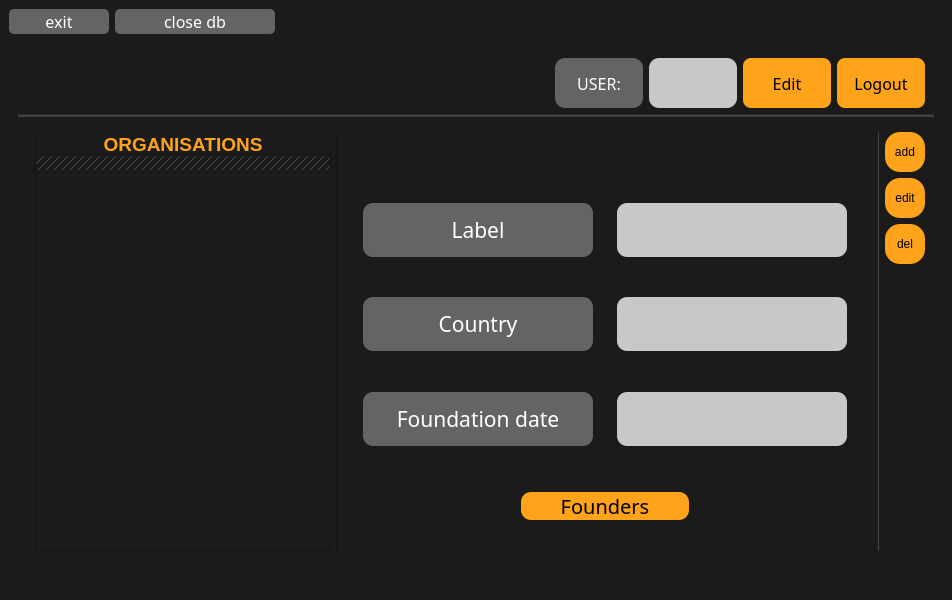
This is lab10-qt/project/mainwindow.ui in mmxxon/progbase3 as Qt 5 draws it before an edit. The edited form follows.
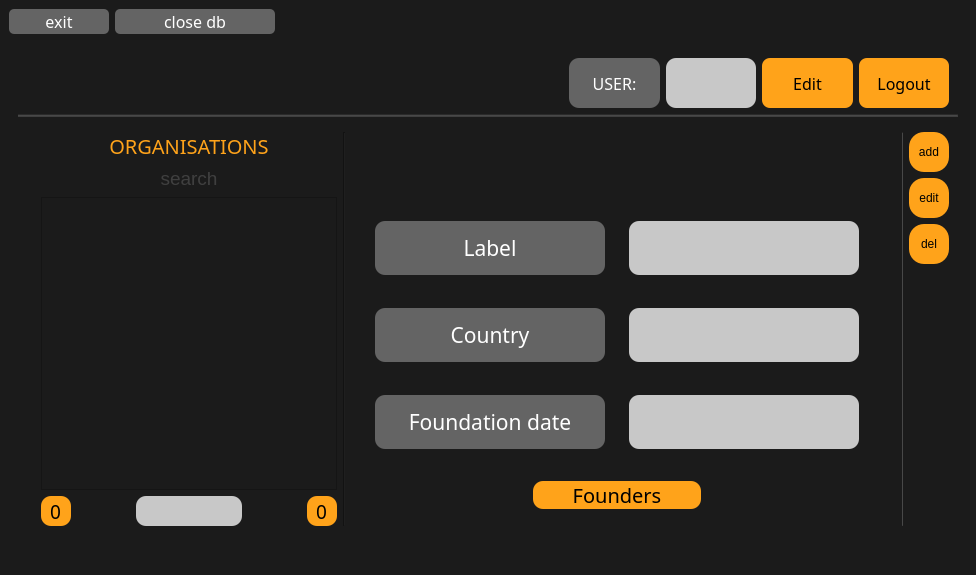
This is the edited form. The open tabs and pages were chosen to show the change.

The edit to the form file:
```diff
--- a/lab10-qt/project/mainwindow.ui
+++ b/lab10-qt/project/mainwindow.ui
@@ -6,8 +6,8 @@
    <rect>
     <x>0</x>
     <y>0</y>
-    <width>952</width>
-    <height>600</height>
+    <width>976</width>
+    <height>575</height>
    </rect>
   </property>
   <property name="windowTitle">
@@ -392,7 +392,7 @@
            </spacer>
           </item>
           <item>
-           <layout class="QVBoxLayout" name="login_block">
+           <layout class="QVBoxLayout" name="fields_inner">
             <item>
              <widget class="QLabel" name="Login_label">
               <property name="sizePolicy">
@@ -768,7 +768,7 @@
       <widget class="QWidget" name="items_menu">
        <layout class="QVBoxLayout" name="verticalLayout_6">
         <item>
-         <layout class="QHBoxLayout" name="horizontalLayout">
+         <layout class="QHBoxLayout" name="login_block">
           <property name="leftMargin">
            <number>9</number>
           </property>
@@ -860,7 +860,7 @@
            </spacer>
           </item>
           <item>
-           <widget class="QLabel" name="user_label">
+           <widget class="QLabel" name="ent_user_label">
             <property name="enabled">
              <bool>true</bool>
             </property>
@@ -897,7 +897,7 @@
            </widget>
           </item>
           <item>
-           <widget class="QLabel" name="user_login">
+           <widget class="QLabel" name="ent_user">
             <property name="enabled">
              <bool>true</bool>
             </property>
@@ -933,7 +933,7 @@
            </widget>
           </item>
           <item>
-           <widget class="QPushButton" name="edit_user">
+           <widget class="QPushButton" name="ent_user_edit">
             <property name="enabled">
              <bool>false</bool>
             </property>
@@ -985,7 +985,7 @@
            </widget>
           </item>
           <item>
-           <widget class="QPushButton" name="logout">
+           <widget class="QPushButton" name="ent_user_logout">
             <property name="enabled">
              <bool>false</bool>
             </property>
@@ -1111,93 +1111,234 @@
                </spacer>
               </item>
               <item>
-               <widget class="QListWidget" name="org_list">
-                <property name="enabled">
-                 <bool>true</bool>
-                </property>
-                <property name="minimumSize">
-                 <size>
-                  <width>296</width>
-                  <height>206</height>
-                 </size>
-                </property>
-                <property name="font">
-                 <font>
-                  <family>Arial</family>
-                 </font>
-                </property>
-                <property name="styleSheet">
-                 <string notr="true">background: rgb(27, 27, 27);
+               <layout class="QVBoxLayout" name="verticalLayout_12">
+                <item>
+                 <widget class="QLabel" name="org_list_label">
+                  <property name="font">
+                   <font>
+                    <family>Arial Black</family>
+                    <pointsize>15</pointsize>
+                   </font>
+                  </property>
+                  <property name="styleSheet">
+                   <string notr="true">color: rgb(255, 163, 26);</string>
+                  </property>
+                  <property name="text">
+                   <string>ORGANISATIONS</string>
+                  </property>
+                  <property name="alignment">
+                   <set>Qt::AlignCenter</set>
+                  </property>
+                 </widget>
+                </item>
+                <item>
+                 <widget class="QLineEdit" name="org_search">
+                  <property name="sizePolicy">
+                   <sizepolicy hsizetype="Expanding" vsizetype="Maximum">
+                    <horstretch>0</horstretch>
+                    <verstretch>0</verstretch>
+                   </sizepolicy>
+                  </property>
+                  <property name="minimumSize">
+                   <size>
+                    <width>0</width>
+                    <height>20</height>
+                   </size>
+                  </property>
+                  <property name="font">
+                   <font>
+                    <family>Arial</family>
+                    <pointsize>14</pointsize>
+                   </font>
+                  </property>
+                  <property name="styleSheet">
+                   <string notr="true">color: rgb(100, 100, 100);
+border-radius:10px;</string>
+                  </property>
+                  <property name="maxLength">
+                   <number>30</number>
+                  </property>
+                  <property name="alignment">
+                   <set>Qt::AlignCenter</set>
+                  </property>
+                  <property name="placeholderText">
+                   <string>search</string>
+                  </property>
+                 </widget>
+                </item>
+                <item>
+                 <widget class="QListWidget" name="orgs_list">
+                  <property name="enabled">
+                   <bool>true</bool>
+                  </property>
+                  <property name="minimumSize">
+                   <size>
+                    <width>296</width>
+                    <height>206</height>
+                   </size>
+                  </property>
+                  <property name="font">
+                   <font>
+                    <family>Arial</family>
+                   </font>
+                  </property>
+                  <property name="styleSheet">
+                   <string notr="true">background: rgb(27, 27, 27);
 color: rgb(255, 255, 255);
 QListView::item:selected { background:  rgb(255, 163, 26); color: rgb(0, 0, 0)}</string>
-                </property>
-                <property name="tabKeyNavigation">
-                 <bool>true</bool>
-                </property>
-                <property name="textElideMode">
-                 <enum>Qt::ElideRight</enum>
-                </property>
-                <property name="viewMode">
-                 <enum>QListView::ListMode</enum>
-                </property>
-                <property name="selectionRectVisible">
-                 <bool>false</bool>
-                </property>
-                <item>
-                 <property name="text">
-                  <string>ORGANISATIONS</string>
-                 </property>
-                 <property name="font">
-                  <font>
-                   <family>Arial</family>
-                   <pointsize>14</pointsize>
-                   <weight>75</weight>
-                   <bold>true</bold>
-                  </font>
-                 </property>
-                 <property name="textAlignment">
-                  <set>AlignCenter</set>
-                 </property>
-                 <property name="background">
-                  <brush brushstyle="NoBrush">
-                   <color alpha="255">
-                    <red>108</red>
-                    <green>108</green>
-                    <blue>108</blue>
-                   </color>
-                  </brush>
-                 </property>
-                 <property name="foreground">
-                  <brush brushstyle="SolidPattern">
-                   <color alpha="255">
-                    <red>255</red>
-                    <green>163</green>
-                    <blue>26</blue>
-                   </color>
-                  </brush>
-                 </property>
-                 <property name="flags">
-                  <set>NoItemFlags</set>
-                 </property>
+                  </property>
+                  <property name="tabKeyNavigation">
+                   <bool>true</bool>
+                  </property>
+                  <property name="textElideMode">
+                   <enum>Qt::ElideRight</enum>
+                  </property>
+                  <property name="viewMode">
+                   <enum>QListView::ListMode</enum>
+                  </property>
+                  <property name="selectionRectVisible">
+                   <bool>false</bool>
+                  </property>
+                 </widget>
                 </item>
                 <item>
-                 <property name="text">
-                  <string/>
-                 </property>
-                 <property name="background">
-                  <brush brushstyle="BDiagPattern">
-                   <color alpha="255">
-                    <red>79</red>
-                    <green>80</green>
-                    <blue>80</blue>
-                   </color>
-                  </brush>
-                 </property>
-                 <property name="flags">
-                  <set>NoItemFlags</set>
-                 </property>
+                 <layout class="QHBoxLayout" name="horizontalLayout_5">
+                  <item>
+                   <widget class="QSpinBox" name="org_prev">
+                    <property name="minimumSize">
+                     <size>
+                      <width>30</width>
+                      <height>30</height>
+                     </size>
+                    </property>
+                    <property name="font">
+                     <font>
+                      <family>Arial Black</family>
+                      <pointsize>14</pointsize>
+                     </font>
+                    </property>
+                    <property name="focusPolicy">
+                     <enum>Qt::NoFocus</enum>
+                    </property>
+                    <property name="styleSheet">
+                     <string notr="true">background-color: rgb(255, 163, 26);
+border-radius:10px;
+color: rgb(0, 0, 0);
+</string>
+                    </property>
+                    <property name="frame">
+                     <bool>true</bool>
+                    </property>
+                    <property name="alignment">
+                     <set>Qt::AlignCenter</set>
+                    </property>
+                    <property name="readOnly">
+                     <bool>true</bool>
+                    </property>
+                    <property name="buttonSymbols">
+                     <enum>QAbstractSpinBox::NoButtons</enum>
+                    </property>
+                    <property name="minimum">
+                     <number>0</number>
+                    </property>
+                    <property name="maximum">
+                     <number>1</number>
+                    </property>
+                   </widget>
+                  </item>
+                  <item>
+                   <spacer name="horizontalSpacer_7">
+                    <property name="orientation">
+                     <enum>Qt::Horizontal</enum>
+                    </property>
+                    <property name="sizeHint" stdset="0">
+                     <size>
+                      <width>40</width>
+                      <height>20</height>
+                     </size>
+                    </property>
+                   </spacer>
+                  </item>
+                  <item>
+                   <widget class="QLineEdit" name="org_page">
+                    <property name="sizePolicy">
+                     <sizepolicy hsizetype="Expanding" vsizetype="Maximum">
+                      <horstretch>0</horstretch>
+                      <verstretch>0</verstretch>
+                     </sizepolicy>
+                    </property>
+                    <property name="minimumSize">
+                     <size>
+                      <width>0</width>
+                      <height>30</height>
+                     </size>
+                    </property>
+                    <property name="styleSheet">
+                     <string notr="true">color: rgb(50, 50, 50);
+border-radius:10px;
+background-color: rgb(200, 200, 200);</string>
+                    </property>
+                   </widget>
+                  </item>
+                  <item>
+                   <spacer name="horizontalSpacer_8">
+                    <property name="orientation">
+                     <enum>Qt::Horizontal</enum>
+                    </property>
+                    <property name="sizeHint" stdset="0">
+                     <size>
+                      <width>40</width>
+                      <height>20</height>
+                     </size>
+                    </property>
+                   </spacer>
+                  </item>
+                  <item>
+                   <widget class="QSpinBox" name="org_next">
+                    <property name="minimumSize">
+                     <size>
+                      <width>30</width>
+                      <height>30</height>
+                     </size>
+                    </property>
+                    <property name="font">
+                     <font>
+                      <family>Arial Black</family>
+                      <pointsize>14</pointsize>
+                     </font>
+                    </property>
+                    <property name="focusPolicy">
+                     <enum>Qt::NoFocus</enum>
+                    </property>
+                    <property name="styleSheet">
+                     <string notr="true">background-color: rgb(255, 163, 26);
+border-radius:10px;
+color: rgb(0, 0, 0);
+</string>
+                    </property>
+                    <property name="frame">
+                     <bool>true</bool>
+                    </property>
+                    <property name="alignment">
+                     <set>Qt::AlignCenter</set>
+                    </property>
+                    <property name="readOnly">
+                     <bool>true</bool>
+                    </property>
+                    <property name="buttonSymbols">
+                     <enum>QAbstractSpinBox::NoButtons</enum>
+                    </property>
+                    <property name="minimum">
+                     <number>0</number>
+                    </property>
+                    <property name="maximum">
+                     <number>1</number>
+                    </property>
+                   </widget>
+                  </item>
+                 </layout>
                 </item>
-               </widget>
+               </layout>
               </item>
               <item>
                <widget class="Line" name="line_3">
@@ -1207,7 +1348,7 @@
                </widget>
               </item>
               <item>
-               <spacer name="horizontalSpacer_10">
+               <spacer name="horizontalSpacer_12">
                 <property name="orientation">
                  <enum>Qt::Horizontal</enum>
                 </property>
@@ -1225,20 +1366,127 @@
               <item>
                <layout class="QVBoxLayout" name="verticalLayout_9">
                 <item>
-                 <spacer name="horizontalSpacer_26">
-                  <property name="orientation">
-                   <enum>Qt::Vertical</enum>
+                 <layout class="QHBoxLayout" name="horizontalLayout_12">
+                  <property name="leftMargin">
+                   <number>9</number>
                   </property>
-                  <property name="sizeType">
-                   <enum>QSizePolicy::Expanding</enum>
+                  <property name="topMargin">
+                   <number>9</number>
                   </property>
-                  <property name="sizeHint" stdset="0">
+                  <property name="rightMargin">
+                   <number>9</number>
+                  </property>
+                  <property name="bottomMargin">
+                   <number>9</number>
+                  </property>
+                  <item>
+                   <widget class="QLabel" name="placeholder">
+                    <property name="enabled">
+                     <bool>false</bool>
+                    </property>
+                    <property name="sizePolicy">
+                     <sizepolicy hsizetype="Expanding" vsizetype="Expanding">
+                      <horstretch>0</horstretch>
+                      <verstretch>0</verstretch>
+                     </sizepolicy>
+                    </property>
+                    <property name="minimumSize">
+                     <size>
+                      <width>230</width>
+                      <height>30</height>
+                     </size>
+                    </property>
+                    <property name="font">
+                     <font>
+                      <family>Arial Black</family>
+                      <pointsize>16</pointsize>
+                     </font>
+                    </property>
+                    <property name="styleSheet">
+                     <string notr="true"/>
+                    </property>
+                    <property name="text">
+                     <string/>
+                    </property>
+                    <property name="alignment">
+                     <set>Qt::AlignCenter</set>
+                    </property>
+                   </widget>
+                  </item>
+                  <item>
+                   <widget class="QLabel" name="placeholder_2">
+                    <property name="enabled">
+                     <bool>false</bool>
+                    </property>
+                    <property name="sizePolicy">
+                     <sizepolicy hsizetype="Expanding" vsizetype="Expanding">
+                      <horstretch>0</horstretch>
+                      <verstretch>0</verstretch>
+                     </sizepolicy>
+                    </property>
+                    <property name="minimumSize">
+                     <size>
+                      <width>230</width>
+                      <height>30</height>
+                     </size>
+                    </property>
+                    <property name="font">
+                     <font>
+                      <family>Arial</family>
+                      <pointsize>12</pointsize>
+                      <weight>75</weight>
+                      <bold>true</bold>
+                     </font>
+                    </property>
+                    <property name="styleSheet">
+                     <string notr="true"/>
+                    </property>
+                    <property name="text">
+                     <string/>
+                    </property>
+                    <property name="scaledContents">
+                     <bool>true</bool>
+                    </property>
+                    <property name="alignment">
+                     <set>Qt::AlignCenter</set>
+                    </property>
+                    <property name="wordWrap">
+                     <bool>true</bool>
+                    </property>
+                   </widget>
+                  </item>
+                 </layout>
+                </item>
+                <item>
+                 <widget class="Line" name="placeholder_3">
+                  <property name="enabled">
+                   <bool>false</bool>
+                  </property>
+                  <property name="sizePolicy">
+                   <sizepolicy hsizetype="Preferred" vsizetype="Minimum">
+                    <horstretch>0</horstretch>
+                    <verstretch>0</verstretch>
+                   </sizepolicy>
+                  </property>
+                  <property name="minimumSize">
                    <size>
-                    <width>20</width>
-                    <height>50</height>
+                    <width>1</width>
+                    <height>0</height>
                    </size>
                   </property>
-                 </spacer>
+                  <property name="styleSheet">
+                   <string notr="true"/>
+                  </property>
+                  <property name="frameShadow">
+                   <enum>QFrame::Sunken</enum>
+                  </property>
+                  <property name="lineWidth">
+                   <number>0</number>
+                  </property>
+                  <property name="orientation">
+                   <enum>Qt::Horizontal</enum>
+                  </property>
+                 </widget>
                 </item>
                 <item>
                  <spacer name="horizontalSpacer_28">
@@ -1456,7 +1704,7 @@
                       </property>
                       <property name="font">
                        <font>
-                        <family>Arial Black</family>
+                        <family>Arial</family>
                         <pointsize>14</pointsize>
                         <weight>50</weight>
                         <bold>false</bold>
@@ -1516,7 +1764,7 @@
                       </property>
                       <property name="font">
                        <font>
-                        <family>Arial Black</family>
+                        <family>Arial</family>
                         <pointsize>14</pointsize>
                         <weight>50</weight>
                         <bold>false</bold>
@@ -1576,7 +1824,7 @@
                       </property>
                       <property name="font">
                        <font>
-                        <family>Arial Black</family>
+                        <family>Arial</family>
                         <pointsize>14</pointsize>
                         <weight>50</weight>
                         <bold>false</bold>
@@ -1697,22 +1945,6 @@
                 </item>
                </layout>
               </item>
-              <item>
-               <spacer name="horizontalSpacer_12">
-                <property name="orientation">
-                 <enum>Qt::Horizontal</enum>
-                </property>
-                <property name="sizeType">
-                 <enum>QSizePolicy::Preferred</enum>
-                </property>
-                <property name="sizeHint" stdset="0">
-                 <size>
-                  <width>40</width>
-                  <height>20</height>
-                 </size>
-                </property>
-               </spacer>
-              </item>
               <item>
                <spacer name="horizontalSpacer_11">
                 <property name="orientation">
@@ -1729,6 +1961,22 @@
                 </property>
                </spacer>
               </item>
+              <item>
+               <spacer name="horizontalSpacer_10">
+                <property name="orientation">
+                 <enum>Qt::Horizontal</enum>
+                </property>
+                <property name="sizeType">
+                 <enum>QSizePolicy::Preferred</enum>
+                </property>
+                <property name="sizeHint" stdset="0">
+                 <size>
+                  <width>40</width>
+                  <height>20</height>
+                 </size>
+                </property>
+               </spacer>
+              </item>
               <item>
                <widget class="Line" name="line">
                 <property name="sizePolicy">
@@ -1759,7 +2007,7 @@
                 <item alignment="Qt::AlignRight|Qt::AlignTop">
                  <widget class="QPushButton" name="org_add">
                   <property name="enabled">
-                   <bool>true</bool>
+                   <bool>false</bool>
                   </property>
                   <property name="sizePolicy">
                    <sizepolicy hsizetype="Expanding" vsizetype="Expanding">
@@ -1986,21 +2234,144 @@
                  </property>
                 </item>
                 <item>
-                 <property name="text">
-                  <string/>
-                 </property>
-                 <property name="background">
-                  <brush brushstyle="BDiagPattern">
-                   <color alpha="255">
-                    <red>79</red>
-                    <green>80</green>
-                    <blue>80</blue>
-                   </color>
-                  </brush>
-                 </property>
-                 <property name="flags">
-                  <set>NoItemFlags</set>
-                 </property>
+                 <layout class="QHBoxLayout" name="horizontalLayout">
+                  <item>
+                   <widget class="QSpinBox" name="fndr_prev">
+                    <property name="minimumSize">
+                     <size>
+                      <width>30</width>
+                      <height>30</height>
+                     </size>
+                    </property>
+                    <property name="font">
+                     <font>
+                      <family>Arial Black</family>
+                      <pointsize>14</pointsize>
+                     </font>
+                    </property>
+                    <property name="focusPolicy">
+                     <enum>Qt::NoFocus</enum>
+                    </property>
+                    <property name="styleSheet">
+                     <string notr="true">background-color: rgb(255, 163, 26);
+border-radius:10px;
+color: rgb(0, 0, 0);
+</string>
+                    </property>
+                    <property name="frame">
+                     <bool>true</bool>
+                    </property>
+                    <property name="alignment">
+                     <set>Qt::AlignCenter</set>
+                    </property>
+                    <property name="readOnly">
+                     <bool>true</bool>
+                    </property>
+                    <property name="buttonSymbols">
+                     <enum>QAbstractSpinBox::NoButtons</enum>
+                    </property>
+                    <property name="minimum">
+                     <number>0</number>
+                    </property>
+                    <property name="maximum">
+                     <number>1</number>
+                    </property>
+                   </widget>
+                  </item>
+                  <item>
+                   <spacer name="horizontalSpacer">
+                    <property name="orientation">
+                     <enum>Qt::Horizontal</enum>
+                    </property>
+                    <property name="sizeHint" stdset="0">
+                     <size>
+                      <width>40</width>
+                      <height>20</height>
+                     </size>
+                    </property>
+                   </spacer>
+                  </item>
+                  <item>
+                   <widget class="QLineEdit" name="fndr_page">
+                    <property name="enabled">
+                     <bool>false</bool>
+                    </property>
+                    <property name="sizePolicy">
+                     <sizepolicy hsizetype="Expanding" vsizetype="Maximum">
+                      <horstretch>0</horstretch>
+                      <verstretch>0</verstretch>
+                     </sizepolicy>
+                    </property>
+                    <property name="minimumSize">
+                     <size>
+                      <width>0</width>
+                      <height>30</height>
+                     </size>
+                    </property>
+                    <property name="styleSheet">
+                     <string notr="true">color: rgb(50, 50, 50);
+border-radius:10px;
+background-color: rgb(200, 200, 200);</string>
+                    </property>
+                   </widget>
+                  </item>
+                  <item>
+                   <spacer name="horizontalSpacer_2">
+                    <property name="orientation">
+                     <enum>Qt::Horizontal</enum>
+                    </property>
+                    <property name="sizeHint" stdset="0">
+                     <size>
+                      <width>40</width>
+                      <height>20</height>
+                     </size>
+                    </property>
+                   </spacer>
+                  </item>
+                  <item>
+                   <widget class="QSpinBox" name="fndr_next">
+                    <property name="minimumSize">
+                     <size>
+                      <width>30</width>
+                      <height>30</height>
+                     </size>
+                    </property>
+                    <property name="font">
+                     <font>
+                      <family>Arial Black</family>
+                      <pointsize>14</pointsize>
+                     </font>
+                    </property>
+                    <property name="focusPolicy">
+                     <enum>Qt::NoFocus</enum>
+                    </property>
+                    <property name="styleSheet">
+                     <string notr="true">background-color: rgb(255, 163, 26);
+border-radius:10px;
+color: rgb(0, 0, 0);
+</string>
+                    </property>
+                    <property name="frame">
+                     <bool>true</bool>
+                    </property>
+                    <property name="alignment">
+                     <set>Qt::AlignCenter</set>
+                    </property>
+                    <property name="readOnly">
+                     <bool>true</bool>
+                    </property>
+                    <property name="buttonSymbols">
+                     <enum>QAbstractSpinBox::NoButtons</enum>
+                    </property>
+                    <property name="minimum">
+                     <number>0</number>
+                    </property>
+                    <property name="maximum">
+                     <number>1</number>
+                    </property>
+                   </widget>
+                  </item>
+                 </layout>
                 </item>
                </widget>
               </item>
```
Left out of the diff: 379 changed lines with no effect on the pictures.
